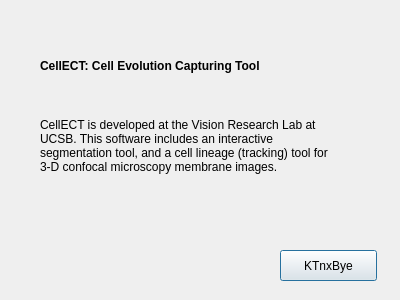
Qt form CellECT/gui/about_layout.ui (ddiana/CellECT) before a commit.
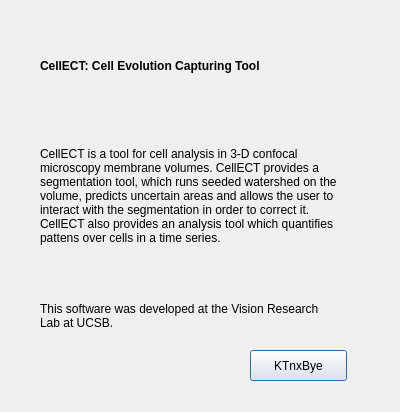
The same form after that commit.

```diff
--- a/CellECT/gui/about_layout.ui
+++ b/CellECT/gui/about_layout.ui
@@ -7,7 +7,7 @@
     <x>0</x>
     <y>0</y>
     <width>400</width>
-    <height>300</height>
+    <height>412</height>
    </rect>
   </property>
   <property name="contextMenuPolicy">
@@ -41,8 +41,8 @@
   <widget class="QPushButton" name="pushButton">
    <property name="geometry">
     <rect>
-     <x>280</x>
-     <y>250</y>
+     <x>250</x>
+     <y>350</y>
      <width>97</width>
      <height>31</height>
     </rect>
@@ -57,11 +57,27 @@
      <x>40</x>
      <y>100</y>
      <width>301</width>
-     <height>91</height>
+     <height>191</height>
     </rect>
    </property>
    <property name="text">
-    <string>CellECT is developed at the Vision Research Lab at UCSB. This software includes an interactive segmentation tool, and a cell lineage (tracking) tool for 3-D confocal microscopy membrane images.</string>
+    <string>CellECT is a tool for cell analysis in 3-D confocal microscopy membrane volumes. CellECT provides a segmentation tool, which runs seeded watershed on the volume, predicts uncertain areas and allows the user to interact with the segmentation in order to correct it. CellECT also provides an analysis tool which quantifies pattens over cells in a time series.</string>
+   </property>
+   <property name="wordWrap">
+    <bool>true</bool>
+   </property>
+  </widget>
+  <widget class="QLabel" name="label_3">
+   <property name="geometry">
+    <rect>
+     <x>40</x>
+     <y>290</y>
+     <width>291</width>
+     <height>51</height>
+    </rect>
+   </property>
+   <property name="text">
+    <string>This software was developed at the Vision Research Lab at UCSB.</string>
    </property>
    <property name="wordWrap">
     <bool>true</bool>
```
